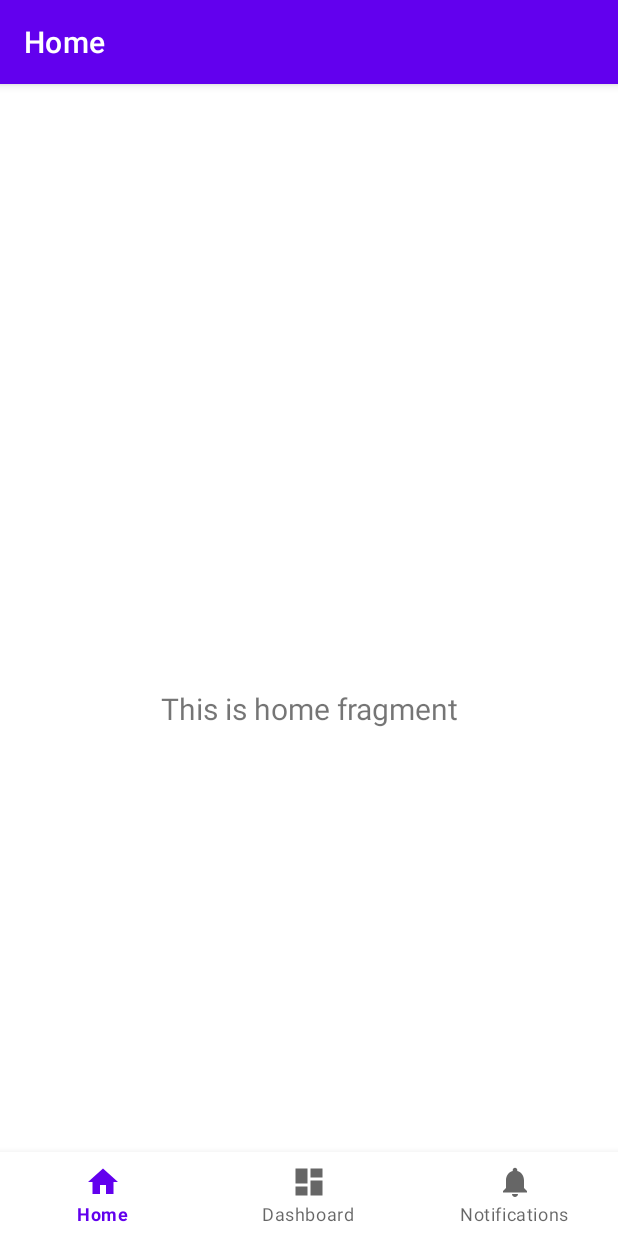
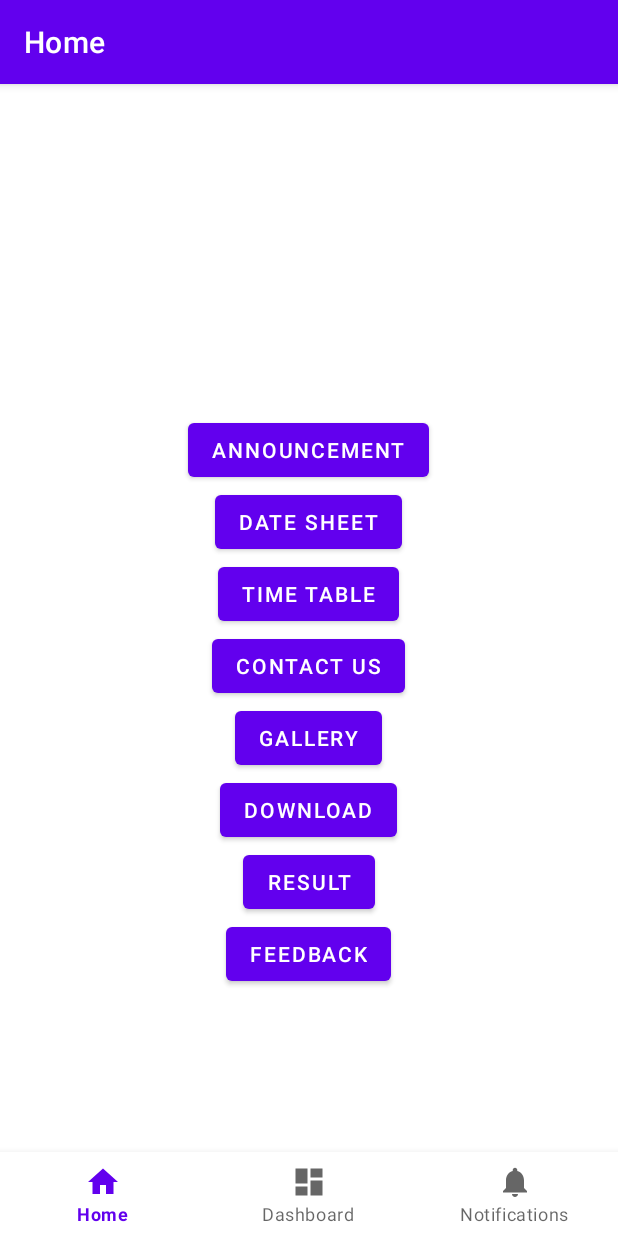
Before and after one commit to enfotrix/studentportl, an Android app: the HomeFragment screen opened directly, with no data from a screen before it, on a phone screen of 412 x 824 dp. Run offline under Robolectric (Android 15) with nearby library versions, the phone set to English and light mode, and no system bars; our stand-ins replace navigation-ui.

Commit message:
Basic front-end completed

```diff
--- a/app/src/main/java/com/enfotrix/studentportal/Fragments/DashboardFragment.java
+++ b/app/src/main/java/com/enfotrix/studentportal/Fragments/DashboardFragment.java
@@ -28,13 +28,15 @@ public class DashboardFragment extends Fragment {
         binding = FragmentDashboardBinding.inflate(inflater, container, false);
         View root = binding.getRoot();
 
-        final TextView textView = binding.textDashboard;
+        /*final TextView textView = binding.textDashboard;
         dashboardViewModel.getText().observe(getViewLifecycleOwner(), new Observer<String>() {
             @Override
             public void onChanged(@Nullable String s) {
                 textView.setText(s);
             }
-        });
+        });*/
+
+
         return root;
     }
 
--- a/app/src/main/java/com/enfotrix/studentportal/Fragments/HomeFragment.java
+++ b/app/src/main/java/com/enfotrix/studentportal/Fragments/HomeFragment.java
@@ -28,13 +28,13 @@ public class HomeFragment extends Fragment {
         binding = FragmentHomeBinding.inflate(inflater, container, false);
         View root = binding.getRoot();
 
-        final TextView textView = binding.textHome;
-        homeViewModel.getText().observe(getViewLifecycleOwner(), new Observer<String>() {
-            @Override
-            public void onChanged(@Nullable String s) {
-                textView.setText(s);
-            }
-        });
+//        final TextView textView = binding.textHome;
+//        homeViewModel.getText().observe(getViewLifecycleOwner(), new Observer<String>() {
+//            @Override
+//            public void onChanged(@Nullable String s) {
+//                textView.setText(s);
+//            }
+//        });
         return root;
     }
 
--- /dev/null
+++ b/app/src/main/java/com/enfotrix/studentportal/Utils.java
@@ -0,0 +1,5 @@
+package com.enfotrix.studentportal;
+
+public class Utils {
+
+}
--- a/app/src/main/res/layout/fragment_home.xml
+++ b/app/src/main/res/layout/fragment_home.xml
@@ -1,22 +1,45 @@
 <?xml version="1.0" encoding="utf-8"?>
-<androidx.constraintlayout.widget.ConstraintLayout xmlns:android="http://schemas.android.com/apk/res/android"
+<LinearLayout xmlns:android="http://schemas.android.com/apk/res/android"
     xmlns:app="http://schemas.android.com/apk/res-auto"
     xmlns:tools="http://schemas.android.com/tools"
     android:layout_width="match_parent"
     android:layout_height="match_parent"
+    android:orientation="vertical"
+    android:gravity="center"
     tools:context=".Fragments.HomeFragment">
 
-    <TextView
-        android:id="@+id/text_home"
-        android:layout_width="match_parent"
+    <Button
+        android:layout_width="wrap_content"
         android:layout_height="wrap_content"
-        android:layout_marginStart="8dp"
-        android:layout_marginTop="8dp"
-        android:layout_marginEnd="8dp"
-        android:textAlignment="center"
-        android:textSize="20sp"
-        app:layout_constraintBottom_toBottomOf="parent"
-        app:layout_constraintEnd_toEndOf="parent"
-        app:layout_constraintStart_toStartOf="parent"
-        app:layout_constraintTop_toTopOf="parent" />
-</androidx.constraintlayout.widget.ConstraintLayout>
+        android:text="Announcement"></Button>
+
+    <Button
+        android:layout_width="wrap_content"
+        android:layout_height="wrap_content"
+        android:text="Date sheet"></Button>
+    <Button
+        android:layout_width="wrap_content"
+        android:layout_height="wrap_content"
+        android:text="time Table"></Button>
+
+    <Button
+        android:layout_width="wrap_content"
+        android:layout_height="wrap_content"
+        android:text="contact us"></Button>
+    <Button
+        android:layout_width="wrap_content"
+        android:layout_height="wrap_content"
+        android:text="gallery"></Button>
+    <Button
+        android:layout_width="wrap_content"
+        android:layout_height="wrap_content"
+        android:text="download"></Button>
+    <Button
+        android:layout_width="wrap_content"
+        android:layout_height="wrap_content"
+        android:text="Result"></Button>
+    <Button
+        android:layout_width="wrap_content"
+        android:layout_height="wrap_content"
+        android:text="Feedback"></Button>
+</LinearLayout>
```
Also changed, not shown: app/src/main/AndroidManifest.xml (+8 -3 lines), app/src/main/java/com/enfotrix/studentportal/Activities/ActivityAnnouncement.java (added, +16 -0 lines), app/src/main/java/com/enfotrix/studentportal/Activities/ActivityAttendance.java (added, +16 -0 lines), app/src/main/java/com/enfotrix/studentportal/Activities/ActivityFeedback.java (added, +16 -0 lines), app/src/main/java/com/enfotrix/studentportal/Activities/ActivityGallery.java (added, +16 -0 lines), app/src/main/java/com/enfotrix/studentportal/Activities/ActivityProgressReport.java (added, +16 -0 lines), app/src/main/java/com/enfotrix/studentportal/Fragments/NotificationsFragment.java (+11 -7 lines), app/src/main/res/layout/activity_announcement.xml (added, +9 -0 lines), app/src/main/res/layout/activity_attendance.xml (added, +9 -0 lines), app/src/main/res/layout/activity_feedback.xml (added, +9 -0 lines), app/src/main/res/layout/activity_gallery.xml (added, +9 -0 lines), app/src/main/res/layout/activity_progress_report.xml (added, +9 -0 lines), app/src/main/res/layout/fragment_dashboard.xml (+30 -13 lines), app/src/main/res/layout/fragment_notifications.xml (+6 -14 lines).
